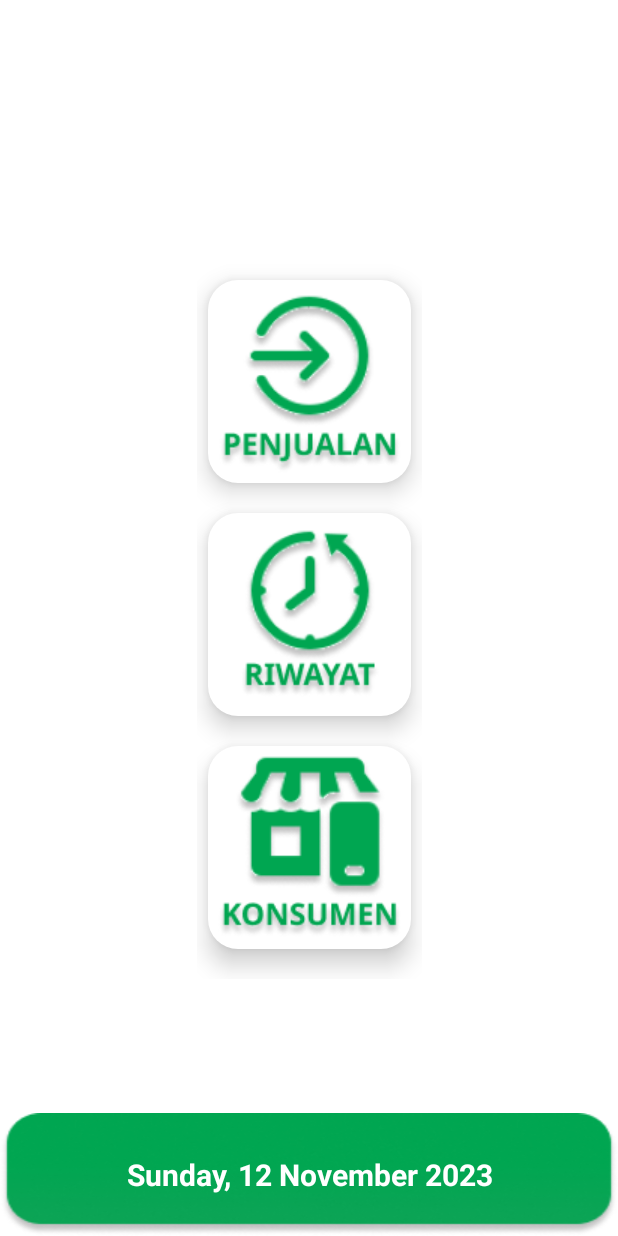
After one commit to najibeducation/Kerja-Praktek, an Android app: the Dasboard screen opened directly, with no data from a screen before it, on a phone screen of 412 x 824 dp. The commit adds this screen. Run offline under Robolectric (Android 15) with nearby library versions, the phone set to English and light mode, and no system bars.

Commit message:
Menambah layout untuk Dasboard.kt dan memberikan perintah berpindah ke activity_dasboard.xml pada MainActivity.kt jika if = true

```diff
--- a/app/src/main/AndroidManifest.xml
+++ b/app/src/main/AndroidManifest.xml
@@ -13,7 +13,7 @@
         android:theme="@style/Theme.KejraPraktek"
         tools:targetApi="31">
         <activity
-            android:name=".dasboard"
+            android:name=".Dasboard"
             android:exported="false">
             <meta-data
                 android:name="android.app.lib_name"
--- /dev/null
+++ b/app/src/main/java/com/usm/kejrapraktek/Dasboard.kt
@@ -0,0 +1,38 @@
+package com.usm.kejrapraktek
+
+import androidx.appcompat.app.AppCompatActivity
+import android.os.Bundle
+import android.widget.ImageButton
+import android.widget.TextView
+import java.text.SimpleDateFormat
+import java.util.Locale
+import java.util.Calendar
+
+class Dasboard : AppCompatActivity() {
+    override fun onCreate(savedInstanceState: Bundle?) {
+        super.onCreate(savedInstanceState)
+        setContentView(R.layout.activity_dasboard)
+
+        val textViewDate = findViewById<TextView>(R.id.textViewDate)
+        val penjualan  = findViewById<ImageButton>(R.id.bt_penjualan)
+        val riwayat    = findViewById<ImageButton>(R.id.bt_riwayat)
+        val konsumen   = findViewById<ImageButton>(R.id.bt_konsumen)
+
+        val calendar = Calendar.getInstance()
+        val dateFormat = SimpleDateFormat("EEEE, dd MMMM yyyy", Locale.getDefault())
+        val formattedDate = dateFormat.format(calendar.time)
+        textViewDate.text = formattedDate
+
+        penjualan.setOnClickListener {
+
+        }
+
+        riwayat.setOnClickListener {
+
+        }
+
+        konsumen.setOnClickListener {
+
+        }
+    }
+}
--- a/app/src/main/java/com/usm/kejrapraktek/MainActivity.kt
+++ b/app/src/main/java/com/usm/kejrapraktek/MainActivity.kt
@@ -1,5 +1,6 @@
 package com.usm.kejrapraktek
 
+import android.content.Intent
 import androidx.appcompat.app.AppCompatActivity
 import android.os.Bundle
 import android.widget.EditText
@@ -17,7 +18,10 @@ class MainActivity : AppCompatActivity() {
         login.setOnClickListener {
             val name = userName.text.toString().trim()
             if (name.isNotEmpty()){
+                val intent = Intent(this, Dasboard::class.java)
+                startActivity(intent)
                 Toast.makeText(applicationContext, "Selamat Datang $name", Toast.LENGTH_SHORT).show()
+                finish()
             } else {
                 Toast.makeText(this, "Form harus diisi!", Toast.LENGTH_SHORT).show()
             }
--- a/app/src/main/java/com/usm/kejrapraktek/dasboard.kt
+++ /dev/null
@@ -1,11 +0,0 @@
-package com.usm.kejrapraktek
-
-import androidx.appcompat.app.AppCompatActivity
-import android.os.Bundle
-
-class dasboard : AppCompatActivity() {
-    override fun onCreate(savedInstanceState: Bundle?) {
-        super.onCreate(savedInstanceState)
-        setContentView(R.layout.activity_dasboard)
-    }
-}
--- /dev/null
+++ b/app/src/main/res/drawable/rounded_button.xml
@@ -0,0 +1,5 @@
+<?xml version="1.0" encoding="utf-8"?>
+<shape xmlns:android="http://schemas.android.com/apk/res/android">
+    <solid android:color="@color/white" /> <!-- Ganti dengan warna latar belakang yang Anda inginkan -->
+    <corners android:radius="20dp" /> <!-- Ganti dengan radius sudut yang Anda inginkan -->
+</shape>
--- a/app/src/main/res/layout/activity_dasboard.xml
+++ b/app/src/main/res/layout/activity_dasboard.xml
@@ -5,6 +5,61 @@
     xmlns:app="http://schemas.android.com/apk/res-auto"
     android:layout_width="match_parent"
     android:layout_height="match_parent"
-    tools:context=".dasboard">
+    tools:context=".Dasboard"
+    android:orientation="vertical">
+
+  <LinearLayout
+      android:layout_width="150dp"
+      android:layout_height="wrap_content"
+      app:layout_constraintTop_toTopOf="parent"
+      app:layout_constraintBottom_toBottomOf="parent"
+      app:layout_constraintStart_toStartOf="parent"
+      app:layout_constraintEnd_toEndOf="parent"
+      android:orientation="vertical"
+      android:gravity="center">
+    <ImageButton
+        android:id="@+id/bt_penjualan"
+        android:layout_width="135dp"
+        android:layout_height="135dp"
+        android:src="@drawable/button_penjualan"
+        android:background="@drawable/rounded_button"
+        android:elevation="10dp"
+        android:layout_marginTop="15dp"
+        android:layout_marginBottom="20dp"
+        android:contentDescription="@string/bt_penjualan" />
+    <ImageButton
+        android:id="@+id/bt_riwayat"
+        android:layout_width="135dp"
+        android:layout_height="135dp"
+        android:src="@drawable/button_riwayat"
+        android:background="@drawable/rounded_button"
+        android:elevation="10dp"
+        android:layout_marginBottom="20dp"
+        android:contentDescription="@string/bt_riwayat" />
+    <ImageButton
+        android:id="@+id/bt_konsumen"
+        android:layout_width="135dp"
+        android:layout_height="135dp"
+        android:src="@drawable/button_konsumen"
+        android:background="@drawable/rounded_button"
+        android:elevation="10dp"
+        android:layout_marginBottom="20dp"
+        android:contentDescription="@string/bt_konsumen" />
+  </LinearLayout>
+
+  <TextView
+      android:id="@+id/textViewDate"
+      android:layout_width="match_parent"
+      android:layout_height="wrap_content"
+      android:background="@drawable/calendar_background"
+      android:textAlignment="center"
+      android:textStyle="bold"
+      android:textSize="20sp"
+      android:text="@string/calendar"
+      android:textColor="@color/white"
+      android:gravity="center"
+      app:layout_constraintBottom_toBottomOf="parent"
+      app:layout_constraintStart_toStartOf="parent"
+      app:layout_constraintEnd_toEndOf="parent"/>
 
   </androidx.constraintlayout.widget.ConstraintLayout>
--- a/app/src/main/res/layout/activity_main.xml
+++ b/app/src/main/res/layout/activity_main.xml
@@ -65,7 +65,7 @@
             android:layout_width="wrap_content"
             android:layout_height="wrap_content"
             android:layout_marginTop="20dp"
-            android:background="@drawable/masuk"
+            android:background="@drawable/button_masuk"
             android:contentDescription="@string/masuk" />
 
     </LinearLayout>
--- a/app/src/main/res/values/strings.xml
+++ b/app/src/main/res/values/strings.xml
@@ -6,5 +6,10 @@
     <string name="logo">Logo</string>
     <string name="masuk">Masuk</string>
     <string name="nama">Masukan Nama Anda</string>
+    <!-- activity_dasboard.xml -->
+    <string name="bt_penjualan">Button Penjualan</string>
+    <string name="bt_riwayat">Button Riwayat</string>
+    <string name="bt_konsumen">Button Konsumen</string>
+    <string name="calendar">Tanggal Hari Ini</string>
 
 </resources>
--- a/app/src/main/res/values/themes.xml
+++ b/app/src/main/res/values/themes.xml
@@ -1,4 +1,4 @@
-<resources xmlns:tools="http://schemas.android.com/tools">
+<resources>
     <!-- Base application theme. -->
     <style name="Theme.KejraPraktek" parent="Theme.MaterialComponents.DayNight.NoActionBar">
         <!-- Primary brand color. -->
@@ -9,8 +9,9 @@
         <item name="colorSecondary">@color/teal_200</item>
         <item name="colorSecondaryVariant">@color/teal_700</item>
         <item name="colorOnSecondary">@color/black</item>
+        <!-- Customize your theme here. -->
         <!-- Status bar color. -->
-        <item name="android:statusBarColor">@color/hijau</item>
-        <!-- Customize your theme here. -->
+        <item name="android:windowTranslucentStatus">true</item>
+        <item name="android:statusBarColor">@color/tranparent</item>
     </style>
 </resources>
```
Also changed, not shown: app/src/main/res/drawable/button_konsumen.png (added), app/src/main/res/drawable/button_masuk.png (renamed from app/src/main/res/drawable/masuk.png), app/src/main/res/drawable/button_penjualan.png (added), app/src/main/res/drawable/button_riwayat.png (added), app/src/main/res/drawable/calendar_background.png (added).
